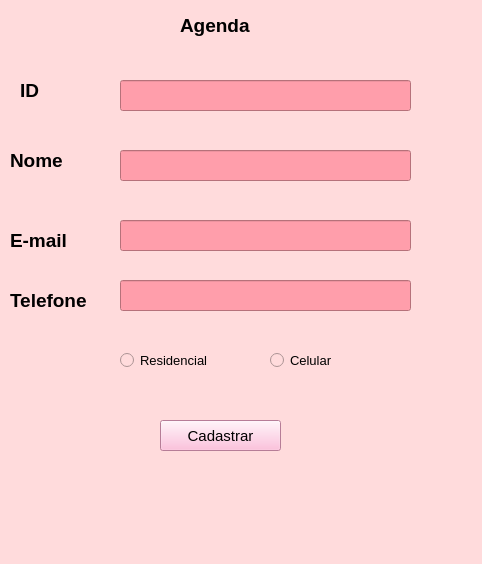
First picture: the form in at02/agenda.ui, repository Giovana-bit/POO_Python, before the edit.
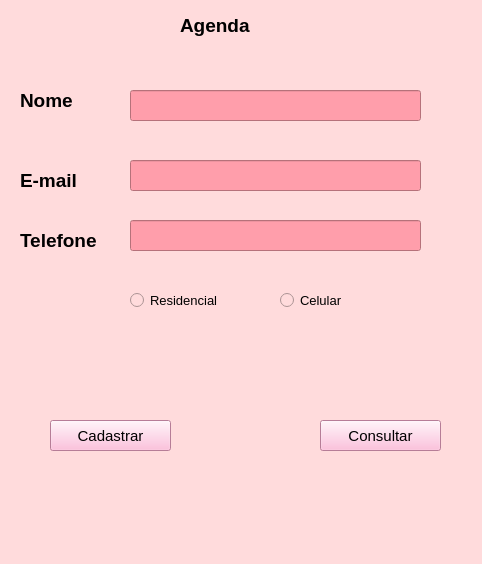
Second picture: the form after the edit.

Commit message: adicionando botão e retirada do ID

```diff
--- a/at02/agenda.ui
+++ b/at02/agenda.ui
@@ -17,30 +17,10 @@
    <string notr="true">background-color: rgb(255, 219, 220);</string>
   </property>
   <widget class="QWidget" name="centralwidget">
-   <widget class="QLabel" name="id">
-    <property name="geometry">
-     <rect>
-      <x>20</x>
-      <y>80</y>
-      <width>51</width>
-      <height>21</height>
-     </rect>
-    </property>
-    <property name="font">
-     <font>
-      <pointsize>14</pointsize>
-      <weight>75</weight>
-      <bold>true</bold>
-     </font>
-    </property>
-    <property name="text">
-     <string>ID</string>
-    </property>
-   </widget>
    <widget class="QPushButton" name="cadastrar">
     <property name="geometry">
      <rect>
-      <x>160</x>
+      <x>50</x>
       <y>420</y>
       <width>121</width>
       <height>31</height>
@@ -84,8 +64,8 @@
    <widget class="QLabel" name="nome">
     <property name="geometry">
      <rect>
-      <x>10</x>
-      <y>150</y>
+      <x>20</x>
+      <y>90</y>
       <width>71</width>
       <height>21</height>
      </rect>
@@ -104,8 +84,8 @@
    <widget class="QLabel" name="email">
     <property name="geometry">
      <rect>
-      <x>10</x>
-      <y>230</y>
+      <x>20</x>
+      <y>170</y>
       <width>81</width>
       <height>21</height>
      </rect>
@@ -124,8 +104,8 @@
    <widget class="QLabel" name="telefone">
     <property name="geometry">
      <rect>
-      <x>10</x>
-      <y>290</y>
+      <x>20</x>
+      <y>230</y>
       <width>101</width>
       <height>21</height>
      </rect>
@@ -144,8 +124,8 @@
    <widget class="QRadioButton" name="residencial">
     <property name="geometry">
      <rect>
-      <x>120</x>
-      <y>350</y>
+      <x>130</x>
+      <y>290</y>
       <width>111</width>
       <height>20</height>
      </rect>
@@ -162,8 +142,8 @@
    <widget class="QRadioButton" name="celular">
     <property name="geometry">
      <rect>
-      <x>270</x>
-      <y>350</y>
+      <x>280</x>
+      <y>290</y>
       <width>95</width>
       <height>20</height>
      </rect>
@@ -177,25 +157,11 @@
      <string>Celular</string>
     </property>
    </widget>
-   <widget class="QLineEdit" name="idAluno">
-    <property name="geometry">
-     <rect>
-      <x>120</x>
-      <y>80</y>
-      <width>291</width>
-      <height>31</height>
-     </rect>
-    </property>
-    <property name="styleSheet">
-     <string notr="true">font: 10pt &quot;MS Shell Dlg 2&quot;;
-background-color: rgb(255, 158, 171);</string>
-    </property>
-   </widget>
    <widget class="QLineEdit" name="nomeAluno">
     <property name="geometry">
      <rect>
-      <x>120</x>
-      <y>150</y>
+      <x>130</x>
+      <y>90</y>
       <width>291</width>
       <height>31</height>
      </rect>
@@ -208,8 +174,8 @@
    <widget class="QLineEdit" name="emailAluno">
     <property name="geometry">
      <rect>
-      <x>120</x>
-      <y>220</y>
+      <x>130</x>
+      <y>160</y>
       <width>291</width>
       <height>31</height>
      </rect>
@@ -222,8 +188,8 @@
    <widget class="QLineEdit" name="telefoneAluno">
     <property name="geometry">
      <rect>
-      <x>120</x>
-      <y>280</y>
+      <x>130</x>
+      <y>220</y>
       <width>291</width>
       <height>31</height>
      </rect>
@@ -233,6 +199,30 @@
 background-color: rgb(255, 158, 171);</string>
     </property>
    </widget>
+   <widget class="QPushButton" name="consultar">
+    <property name="geometry">
+     <rect>
+      <x>320</x>
+      <y>420</y>
+      <width>121</width>
+      <height>31</height>
+     </rect>
+    </property>
+    <property name="font">
+     <font>
+      <pointsize>11</pointsize>
+     </font>
+    </property>
+    <property name="autoFillBackground">
+     <bool>false</bool>
+    </property>
+    <property name="styleSheet">
+     <string notr="true">background-color: rgb(255, 175, 211);</string>
+    </property>
+    <property name="text">
+     <string>Consultar</string>
+    </property>
+   </widget>
   </widget>
   <widget class="QMenuBar" name="menubar">
    <property name="geometry">
```
